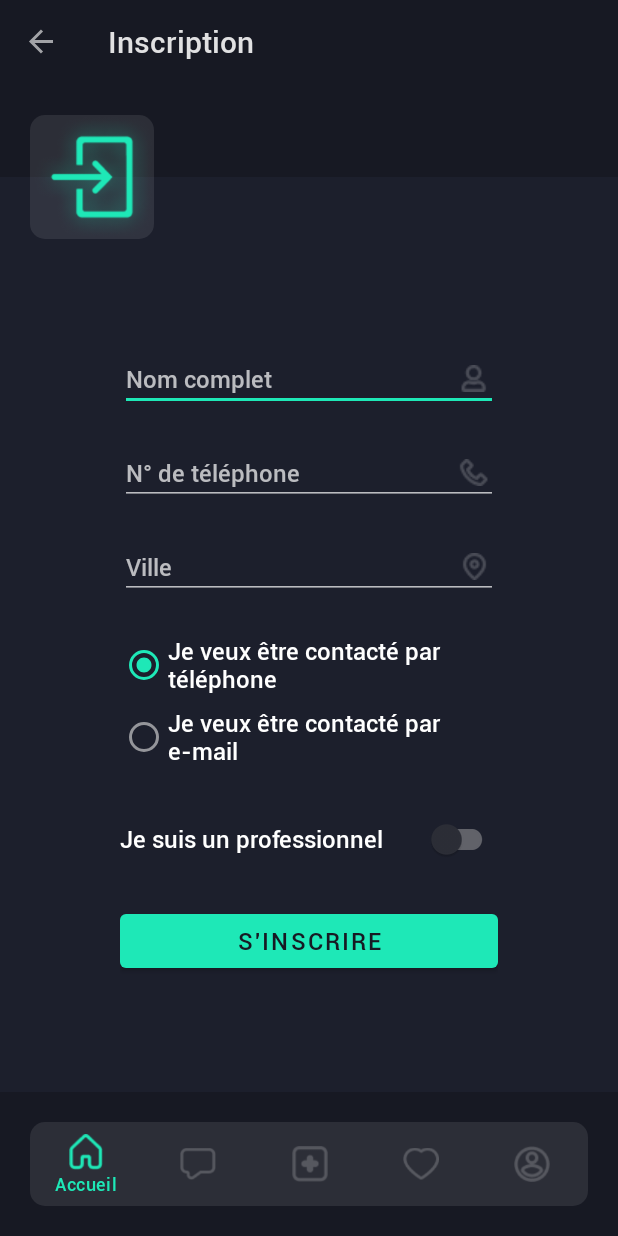
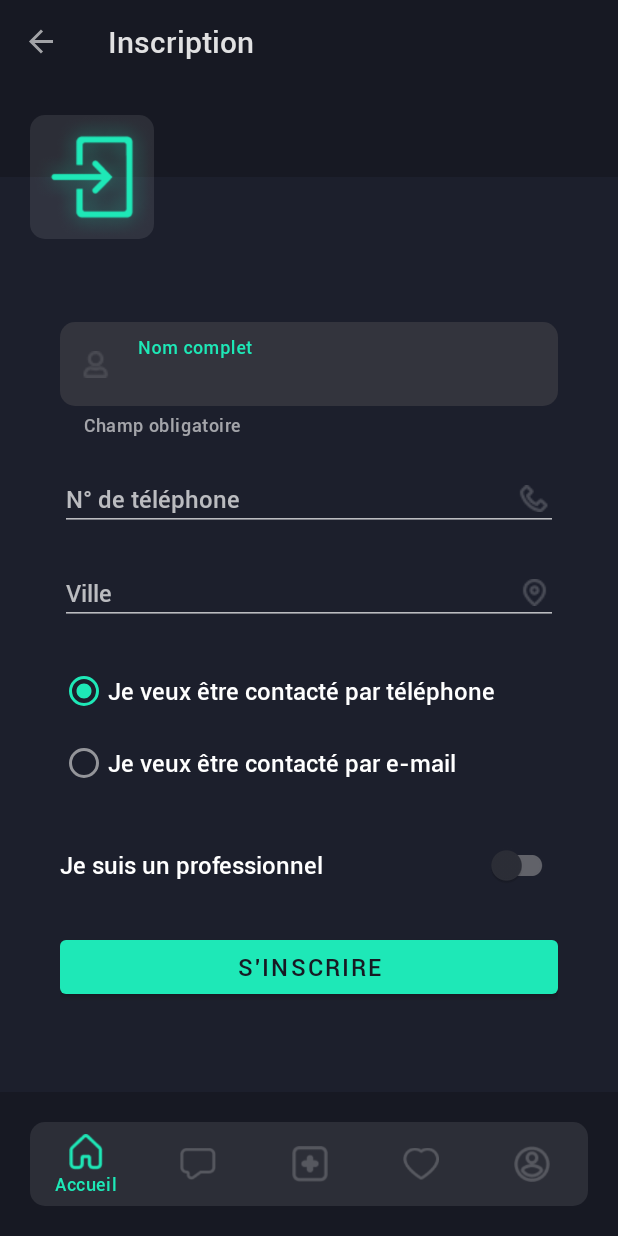
Before and after one commit to 1visible/Vitreen, an Android app: the Register2Fragment screen opened through its navigation route, on a phone screen of 412 x 824 dp. Run offline under Robolectric (Android 15) with nearby library versions, the phone set to English and light mode, and no system bars; our stand-ins replace Firebase (no records; nobody signed in at launch, a user with empty details on screens opened directly), navigation-ui; 6 statements that could not run were skipped.

Commit message:
F22: Theme rewrite v0.3

```diff
--- a/app/src/main/res/layout/fragment_adding2.xml
+++ b/app/src/main/res/layout/fragment_adding2.xml
@@ -61,7 +61,7 @@
                 android:layout_alignParentEnd="true"
                 android:layout_alignParentTop="true"
                 app:icon="@drawable/icon_close"
-                style="@style/Vitreen.Link"
+                style="@style/Vitreen.Button.Text"
                 tools:ignore="RelativeOverlap" />
 
             <com.google.android.material.button.MaterialButton
@@ -74,7 +74,7 @@
                 app:icon="@drawable/icon_angle_left"
                 android:layout_marginLeft="@dimen/spacing_sm"
                 android:layout_marginStart="@dimen/spacing_sm"
-                style="@style/Vitreen.Link" />
+                style="@style/Vitreen.Button.Text" />
 
             <com.google.android.material.button.MaterialButton
                 android:id="@+id/buttonNextImage"
@@ -86,7 +86,7 @@
                 app:icon="@drawable/icon_angle_right"
                 android:layout_marginRight="@dimen/spacing_sm"
                 android:layout_marginEnd="@dimen/spacing_sm"
-                style="@style/Vitreen.Link"
+                style="@style/Vitreen.Button.Text"
                 tools:ignore="RelativeOverlap" />
 
         </RelativeLayout>
--- a/app/src/main/res/layout/fragment_login.xml
+++ b/app/src/main/res/layout/fragment_login.xml
@@ -21,7 +21,7 @@
 
         <Button
             android:id="@+id/buttonToRegister1"
-            style="@style/Vitreen.Link"
+            style="@style/Vitreen.Button.Text"
             android:layout_width="wrap_content"
             android:layout_height="wrap_content"
             android:layout_alignParentEnd="true"
--- a/app/src/main/res/layout/fragment_product.xml
+++ b/app/src/main/res/layout/fragment_product.xml
@@ -41,7 +41,7 @@
                 app:icon="@drawable/icon_angle_left"
                 android:layout_marginLeft="@dimen/spacing_sm"
                 android:layout_marginStart="@dimen/spacing_sm"
-                style="@style/Vitreen.Link" />
+                style="@style/Vitreen.Button.Text" />
 
             <com.google.android.material.button.MaterialButton
                 android:id="@+id/buttonNextImage"
@@ -53,7 +53,7 @@
                 app:icon="@drawable/icon_angle_right"
                 android:layout_marginRight="@dimen/spacing_sm"
                 android:layout_marginEnd="@dimen/spacing_sm"
-                style="@style/Vitreen.Link"
+                style="@style/Vitreen.Button.Text"
                 tools:ignore="RelativeOverlap" />
 
         </RelativeLayout>
--- a/app/src/main/res/layout/fragment_register1.xml
+++ b/app/src/main/res/layout/fragment_register1.xml
@@ -26,7 +26,7 @@
 
         <Button
             android:id="@+id/buttonToLogin"
-            style="@style/Vitreen.Link"
+            style="@style/Vitreen.Button.Text"
             android:layout_width="wrap_content"
             android:layout_height="wrap_content"
             android:layout_alignParentEnd="true"
--- a/app/src/main/res/layout/fragment_register2.xml
+++ b/app/src/main/res/layout/fragment_register2.xml
@@ -1,26 +1,29 @@
 <?xml version="1.0" encoding="utf-8"?>
 <LinearLayout xmlns:android="http://schemas.android.com/apk/res/android"
     xmlns:tools="http://schemas.android.com/tools"
-    android:layout_gravity="center"
+    xmlns:app="http://schemas.android.com/apk/res-auto"
+    android:gravity="center"
     android:layout_width="match_parent"
-    android:layout_height="wrap_content"
-    android:layout_marginStart="@dimen/spacing_lg"
-    android:layout_marginLeft="@dimen/spacing_lg"
-    android:layout_marginEnd="@dimen/spacing_lg"
-    android:layout_marginRight="@dimen/spacing_lg"
+    android:layout_height="match_parent"
     android:orientation="vertical"
-    tools:context=".fragments.auth.Register2Fragment" >
+    tools:context=".fragments.auth.Register2Fragment">
 
-    <EditText
+    <com.google.android.material.textfield.TextInputLayout
         android:id="@+id/editTextFullname"
         android:layout_width="match_parent"
         android:layout_height="wrap_content"
         android:layout_marginBottom="@dimen/spacing_md"
-        android:drawableEnd="@drawable/icon_user"
-        android:drawableRight="@drawable/icon_user"
-        android:hint="@string/fullname"
-        android:importantForAutofill="no"
-        android:inputType="textPersonName" />
+        app:startIconDrawable="@drawable/icon_user"
+        app:helperText="@string/required_input"
+        android:hint="@string/fullname" >
+
+        <com.google.android.material.textfield.TextInputEditText
+            android:layout_width="match_parent"
+            android:layout_height="wrap_content"
+            android:inputType="textPersonName"
+            />
+
+    </com.google.android.material.textfield.TextInputLayout>
 
     <EditText
         android:id="@+id/editTextPhoneNumber"
@@ -68,11 +71,9 @@
     </RadioGroup>
 
     <com.google.android.material.switchmaterial.SwitchMaterial
-        android:textColor="@color/white"
         android:id="@+id/switchProfessionalAccount"
         android:layout_width="match_parent"
         android:layout_height="wrap_content"
-        android:checked="false"
         android:layout_marginBottom="@dimen/spacing_md"
         android:text="@string/professional_account" />
 
--- a/app/src/main/res/values/strings.xml
+++ b/app/src/main/res/values/strings.xml
@@ -2,6 +2,8 @@
     <!-- Placeholder text -->
     <string name="errorMessage">Error: replace this soon</string>
     <string name="NIY">Not implemented yet</string>
+    <!-- General text -->
+    <string name="required_input">Champ obligatoire</string>
     <!-- App title -->
     <string name="app_name">Vitreen</string>
     <!-- Fragment label -->
--- a/app/src/main/res/values/themes.xml
+++ b/app/src/main/res/values/themes.xml
@@ -17,6 +17,7 @@
         <item name="materialCardViewStyle">@style/Vitreen.CardView</item>
         <item name="bottomNavigationStyle">@style/Vitreen.BottomNavigationView</item>
         <item name="textInputStyle">@style/Vitreen.TextInputLayout</item>
+        <item name="buttonStyle">@style/Vitreen.Button</item>
         <!-- Font -->
         <item name="fontFamily">@font/roboto</item>
         <item name="android:fontFamily">@font/roboto</item>
```
Also changed, not shown: app/src/main/res/values/styles.xml (+27 -28 lines).
